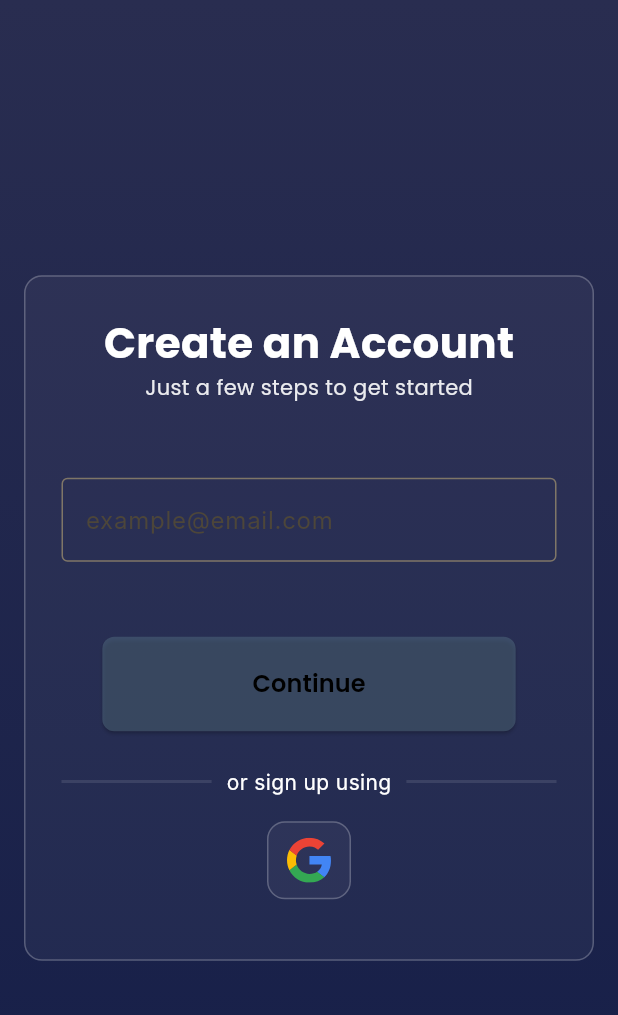
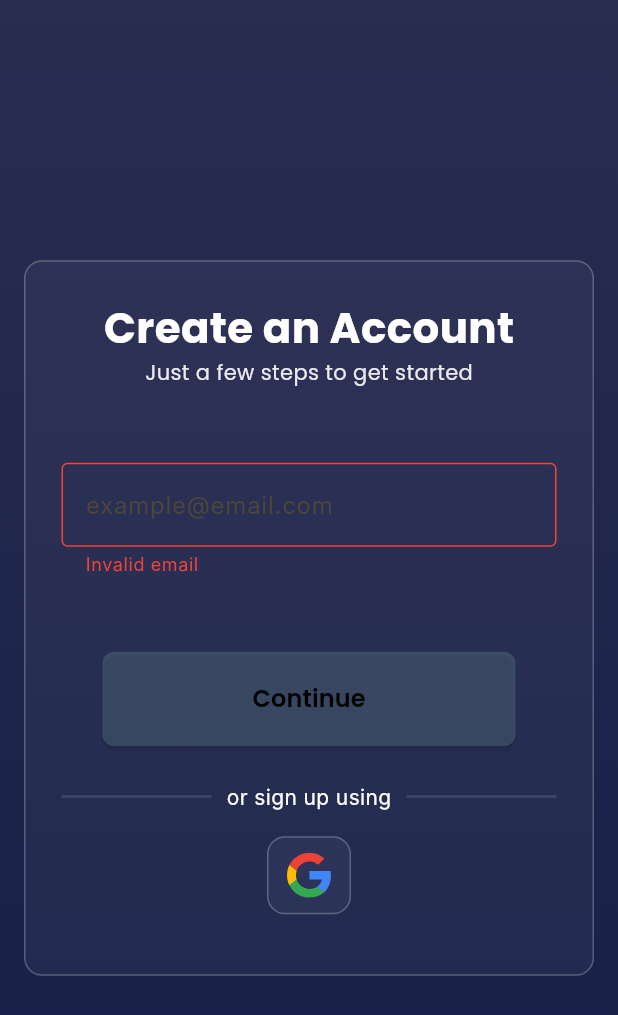
Before and after one commit to rahul-chaudhary/notes-bucket, a Flutter app: the RegisterUserPage screen opened by its route, on a phone screen of 412 x 824 dp. Shown: the top 1015 px of the screen. Run offline on Flutter 3.47's test engine with Material 3 defaults, Android fonts, the phone set to English and light mode, and no system bars; our stand-ins replace dart_mappable, drift, drift_flutter, equatable, flutter_hooks, flutter_riverpod and 10 more; accounts and stored records are empty; generated files the repository leaves out were written again; Roboto replaces fonts that are missing (Inter).

Commit message:
feat: Add email validation to registration form
This commit enhances the user registration form by adding real-time email validation to the email input field.

-   **`register_user_page.dart`**:
    -   The `AppTextField` for the email address now includes a `keyboardType` of `TextInputType.emailAddress` to optimize the user's keyboard layout.
    -   An `errorText` property is added, which displays 'Invalid email' if the entered text is not a valid email format.

```diff
--- a/lib/features/auth/presentation/pages/register_user_page.dart
+++ b/lib/features/auth/presentation/pages/register_user_page.dart
@@ -44,6 +44,8 @@ class RegisterUserPage extends HookConsumerWidget {
                     const SizedBox(height: 50),
                     AppTextField(
                       controller: emailController,
+                      keyboardType: TextInputType.emailAddress,
+                      errorText: isEmailValid.value ? null : 'Invalid email',
                       hintText: 'example@email.com',
                     ),
                     const SizedBox(height: 50),
```
